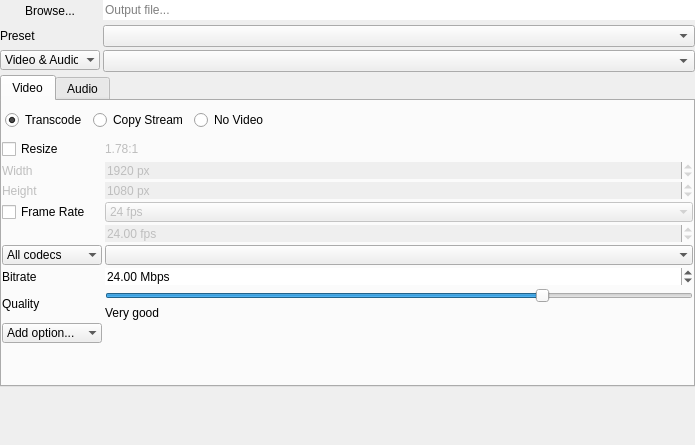
Before: the Qt Designer form DuFFMpeg/outputwidget.ui in RxLaboratory/DuME, drawn with Qt 5.
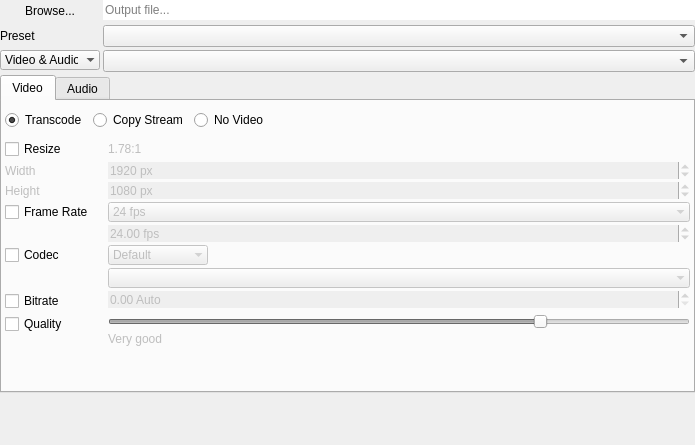
After: the same form once the commit is applied.

Diff of the .ui file:
```diff
--- a/DuFFMpeg/outputwidget.ui
+++ b/DuFFMpeg/outputwidget.ui
@@ -230,29 +230,24 @@
        </item>
        <item>
         <widget class="QWidget" name="videoTranscodeWidget" native="true">
-         <layout class="QVBoxLayout" name="verticalLayout_3">
-          <property name="spacing">
+         <layout class="QFormLayout" name="formLayout">
+          <property name="horizontalSpacing">
+           <number>3</number>
+          </property>
+          <property name="verticalSpacing">
            <number>3</number>
           </property>
           <property name="leftMargin">
-           <number>0</number>
+           <number>3</number>
           </property>
           <property name="topMargin">
            <number>0</number>
           </property>
           <property name="rightMargin">
-           <number>0</number>
+           <number>3</number>
           </property>
           <property name="bottomMargin">
            <number>0</number>
-          </property>
-          <item>
-           <layout class="QFormLayout" name="formLayout_6">
-            <property name="horizontalSpacing">
-             <number>3</number>
-            </property>
-            <property name="verticalSpacing">
-             <number>3</number>
             </property>
             <item row="0" column="0">
              <widget class="QCheckBox" name="resizeButton">
@@ -481,15 +476,32 @@
               </property>
              </widget>
             </item>
-           </layout>
+          <item row="5" column="0">
+           <widget class="QCheckBox" name="videoCodecButton">
+            <property name="minimumSize">
+             <size>
+              <width>100</width>
+              <height>0</height>
+             </size>
+            </property>
+            <property name="maximumSize">
+             <size>
+              <width>100</width>
+              <height>16777215</height>
+             </size>
+            </property>
+            <property name="text">
+             <string>Codec</string>
+            </property>
+           </widget>
           </item>
-          <item>
-           <widget class="QWidget" name="videoCodecsWidget" native="true">
-            <layout class="QFormLayout" name="formLayout">
-             <property name="horizontalSpacing">
-              <number>3</number>
-             </property>
-             <property name="verticalSpacing">
+          <item row="5" column="1">
+           <widget class="QWidget" name="videoCodecWidget" native="true">
+            <property name="enabled">
+             <bool>false</bool>
+            </property>
+            <layout class="QVBoxLayout" name="verticalLayout_3">
+             <property name="spacing">
               <number>3</number>
              </property>
              <property name="leftMargin">
@@ -504,7 +516,7 @@
              <property name="bottomMargin">
               <number>0</number>
              </property>
-             <item row="0" column="0">
+             <item>
               <widget class="QComboBox" name="videoCodecsFilterBox">
                <property name="sizePolicy">
                 <sizepolicy hsizetype="Expanding" vsizetype="Fixed">
@@ -529,7 +541,7 @@
                </property>
                <item>
                 <property name="text">
-                 <string>All codecs</string>
+                 <string>Default</string>
                 </property>
                </item>
                <item>
@@ -549,45 +561,24 @@
                </item>
               </widget>
              </item>
-             <item row="0" column="1">
+             <item>
               <widget class="QComboBox" name="videoCodecsBox">
-               <property name="frame">
-                <bool>false</bool>
-               </property>
-              </widget>
-             </item>
-            </layout>
-           </widget>
-          </item>
-          <item>
-           <widget class="QWidget" name="videoBitrateWidget" native="true">
-            <layout class="QFormLayout" name="formLayout_4">
-             <property name="horizontalSpacing">
-              <number>3</number>
-             </property>
-             <property name="verticalSpacing">
-              <number>3</number>
-             </property>
-             <property name="leftMargin">
-              <number>0</number>
-             </property>
-             <property name="topMargin">
-              <number>0</number>
-             </property>
-             <property name="rightMargin">
-              <number>0</number>
-             </property>
-             <property name="bottomMargin">
-              <number>0</number>
-             </property>
-             <item row="0" column="0">
-              <widget class="QLabel" name="label_5">
                <property name="sizePolicy">
-                <sizepolicy hsizetype="Preferred" vsizetype="Expanding">
+                <sizepolicy hsizetype="Expanding" vsizetype="Fixed">
                  <horstretch>0</horstretch>
                  <verstretch>0</verstretch>
                 </sizepolicy>
                </property>
+               <property name="frame">
+                <bool>false</bool>
+               </property>
+              </widget>
+             </item>
+            </layout>
+           </widget>
+          </item>
+          <item row="6" column="0">
+           <widget class="QCheckBox" name="videoBitrateButton">
                <property name="minimumSize">
                 <size>
                  <width>100</width>
@@ -605,73 +596,71 @@
                </property>
               </widget>
              </item>
-             <item row="0" column="1">
+          <item row="6" column="1">
               <widget class="QDoubleSpinBox" name="videoBitRateEdit">
+            <property name="enabled">
+             <bool>false</bool>
+            </property>
+            <property name="sizePolicy">
+             <sizepolicy hsizetype="Expanding" vsizetype="Fixed">
+              <horstretch>0</horstretch>
+              <verstretch>0</verstretch>
+             </sizepolicy>
+            </property>
                <property name="frame">
                 <bool>false</bool>
                </property>
                <property name="suffix">
-                <string> Mbps</string>
+             <string> Auto</string>
                </property>
                <property name="maximum">
                 <double>300.000000000000000</double>
                </property>
                <property name="value">
-                <double>24.000000000000000</double>
+             <double>0.000000000000000</double>
                </property>
               </widget>
              </item>
-            </layout>
+          <item row="7" column="0">
+           <widget class="QCheckBox" name="videoQualityButton">
+            <property name="minimumSize">
+             <size>
+              <width>100</width>
+              <height>0</height>
+             </size>
+            </property>
+            <property name="maximumSize">
+             <size>
+              <width>100</width>
+              <height>16777215</height>
+             </size>
+            </property>
+            <property name="text">
+             <string>Quality</string>
+            </property>
            </widget>
           </item>
-          <item>
+          <item row="7" column="1">
            <widget class="QWidget" name="videoQualityWidget" native="true">
-            <layout class="QFormLayout" name="formLayout_5">
-             <property name="horizontalSpacing">
-              <number>3</number>
-             </property>
-             <property name="verticalSpacing">
-              <number>3</number>
-             </property>
-             <property name="leftMargin">
-              <number>0</number>
-             </property>
-             <property name="topMargin">
-              <number>0</number>
-             </property>
-             <property name="rightMargin">
-              <number>0</number>
-             </property>
-             <property name="bottomMargin">
-              <number>0</number>
-             </property>
-             <item row="0" column="0">
-              <widget class="QLabel" name="label_6">
-               <property name="sizePolicy">
-                <sizepolicy hsizetype="Preferred" vsizetype="Expanding">
-                 <horstretch>0</horstretch>
-                 <verstretch>0</verstretch>
-                </sizepolicy>
-               </property>
-               <property name="minimumSize">
-                <size>
-                 <width>100</width>
-                 <height>0</height>
-                </size>
-               </property>
-               <property name="maximumSize">
-                <size>
-                 <width>100</width>
-                 <height>16777215</height>
-                </size>
-               </property>
-               <property name="text">
-                <string>Quality</string>
-               </property>
-              </widget>
-             </item>
-             <item row="0" column="1">
+            <property name="enabled">
+             <bool>false</bool>
+            </property>
               <layout class="QVBoxLayout" name="verticalLayout_2">
+             <property name="spacing">
+              <number>3</number>
+             </property>
+             <property name="leftMargin">
+              <number>0</number>
+             </property>
+             <property name="topMargin">
+              <number>0</number>
+             </property>
+             <property name="rightMargin">
+              <number>0</number>
+             </property>
+             <property name="bottomMargin">
+              <number>0</number>
+             </property>
                <item>
                 <widget class="QSlider" name="videoQualitySlider">
                  <property name="maximum">
@@ -708,58 +697,27 @@
                 </widget>
                </item>
               </layout>
-             </item>
-            </layout>
            </widget>
           </item>
-          <item>
-           <widget class="QComboBox" name="videoOptionsBox">
-            <property name="sizePolicy">
-             <sizepolicy hsizetype="Expanding" vsizetype="Fixed">
-              <horstretch>0</horstretch>
-              <verstretch>0</verstretch>
-             </sizepolicy>
-            </property>
-            <property name="minimumSize">
-             <size>
-              <width>100</width>
-              <height>0</height>
-             </size>
-            </property>
-            <property name="maximumSize">
-             <size>
-              <width>100</width>
-              <height>16777215</height>
-             </size>
-            </property>
-            <property name="frame">
-             <bool>false</bool>
-            </property>
-            <item>
-             <property name="text">
-              <string>Add option...</string>
+          <item row="8" column="0">
+           <widget class="QWidget" name="videoBitrateWidget" native="true">
+            <layout class="QHBoxLayout" name="horizontalLayout_4">
+             <property name="spacing">
+              <number>3</number>
+             </property>
+             <property name="leftMargin">
+              <number>0</number>
+             </property>
+             <property name="topMargin">
+              <number>0</number>
+             </property>
+             <property name="rightMargin">
+              <number>0</number>
+             </property>
+             <property name="bottomMargin">
+              <number>0</number>
              </property>
-            </item>
-            <item>
-             <property name="text">
-              <string>Codec</string>
-             </property>
-            </item>
-            <item>
-             <property name="text">
-              <string>Bitrate</string>
-             </property>
-            </item>
-            <item>
-             <property name="text">
-              <string>Quality</string>
-             </property>
-            </item>
-            <item>
-             <property name="text">
-              <string>Custom</string>
-             </property>
-            </item>
+            </layout>
            </widget>
           </item>
          </layout>
```
Lines whose indentation alone changed are shown as unchanged.
